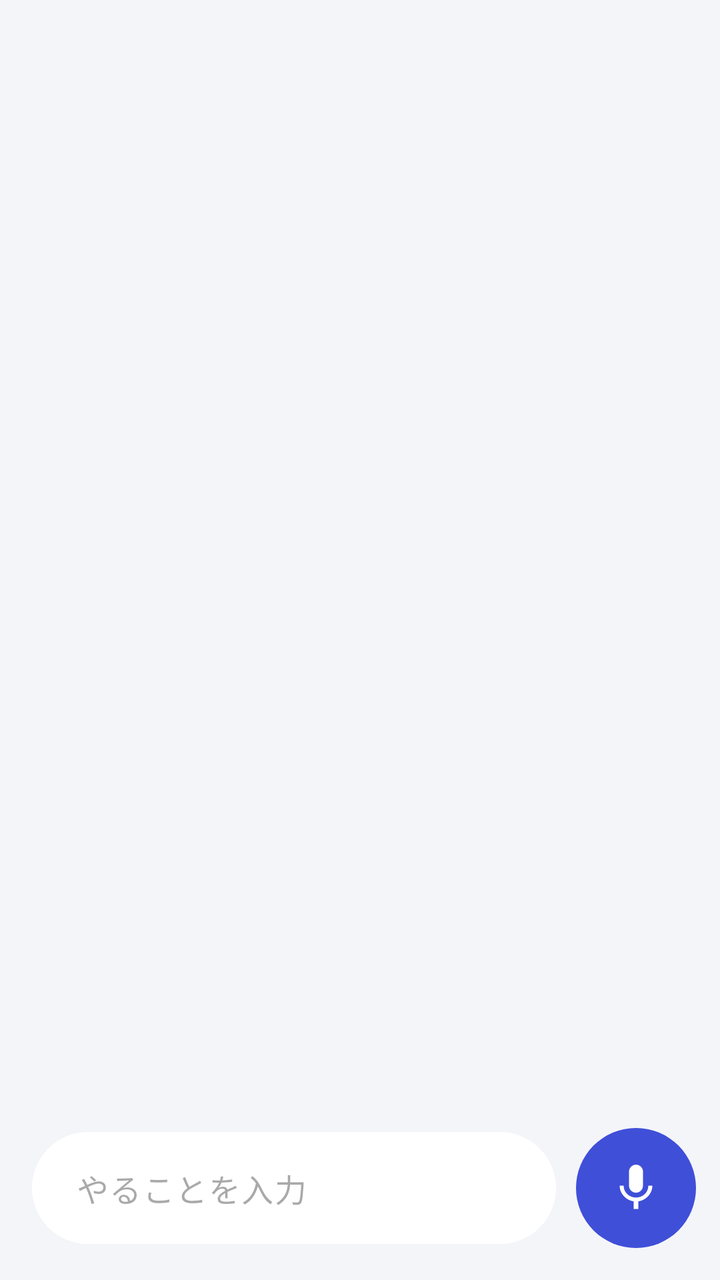
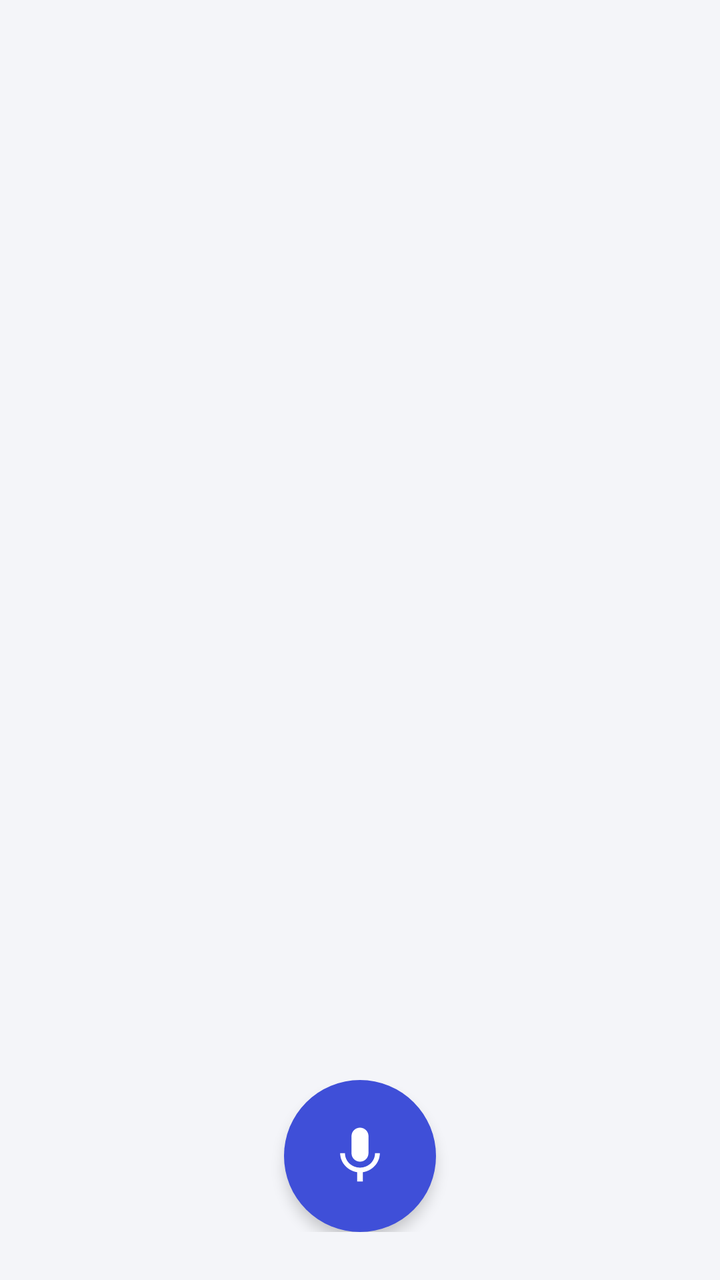

Two renders of the same Android screen: before a commit and after it. Below are the layout's source before the change and the commit's diff.
<!-- AndroidManifest.xml: application theme Theme.MimiMemo -->
<!-- res/layout/activity_main.xml -->
<?xml version="1.0" encoding="utf-8"?>
<androidx.coordinatorlayout.widget.CoordinatorLayout xmlns:android="http://schemas.android.com/apk/res/android"
    xmlns:app="http://schemas.android.com/apk/res-auto"
    android:layout_width="match_parent"
    android:layout_height="match_parent">

    <LinearLayout
        android:layout_width="match_parent"
        android:layout_height="match_parent"
        android:orientation="vertical">

        
        <com.google.android.material.card.MaterialCardView
            android:id="@+id/reminderCard"
            style="@style/Widget.Material3.CardView.Filled"
            android:layout_width="match_parent"
            android:layout_height="wrap_content"
            android:layout_marginHorizontal="16dp"
            android:layout_marginTop="12dp"
            android:visibility="gone"
            app:cardBackgroundColor="@color/due_urgent_bg"
            app:cardCornerRadius="20dp">

            <LinearLayout
                android:layout_width="match_parent"
                android:layout_height="wrap_content"
                android:gravity="center_vertical"
                android:orientation="horizontal"
                android:paddingVertical="4dp"
                android:paddingStart="16dp"
                android:paddingEnd="4dp">

                <TextView
                    android:id="@+id/reminderText"
                    android:layout_width="0dp"
                    android:layout_height="wrap_content"
                    android:layout_weight="1"
                    android:textAppearance="?attr/textAppearanceBodyLarge"
                    android:textColor="@color/due_urgent_fg"
                    android:textStyle="bold" />

                
                <com.google.android.material.button.MaterialButton
                    android:id="@+id/buttonSpeakReminder"
                    style="@style/Widget.Material3.Button.IconButton"
                    android:layout_width="48dp"
                    android:layout_height="48dp"
                    android:contentDescription="@string/action_speak"
                    android:padding="0dp"
                    app:icon="@drawable/ic_volume"
                    app:iconGravity="textStart"
                    app:iconPadding="0dp"
                    app:iconTint="@color/due_urgent_fg" />
            </LinearLayout>
        </com.google.android.material.card.MaterialCardView>

        <FrameLayout
            android:layout_width="match_parent"
            android:layout_height="0dp"
            android:layout_weight="1">

            <androidx.recyclerview.widget.RecyclerView
                android:id="@+id/listView"
                android:layout_width="match_parent"
                android:layout_height="match_parent"
                android:clipToPadding="false"
                android:paddingHorizontal="12dp"
                android:paddingTop="8dp"
                android:paddingBottom="8dp" />

            
            <LinearLayout
                android:id="@+id/emptyView"
                android:layout_width="match_parent"
                android:layout_height="wrap_content"
                android:layout_gravity="center"
                android:gravity="center_horizontal"
                android:orientation="vertical"
                android:padding="32dp"
                android:visibility="gone">

                <ImageView
                    android:layout_width="88dp"
                    android:layout_height="88dp"
                    android:background="@drawable/bg_empty_icon"
                    android:importantForAccessibility="no"
                    android:padding="24dp"
                    android:src="@drawable/ic_mic"
                    app:tint="?attr/colorPrimary" />

                <TextView
                    android:layout_width="wrap_content"
                    android:layout_height="wrap_content"
                    android:layout_marginTop="20dp"
                    android:text="@string/empty_list"
                    android:textAppearance="?attr/textAppearanceTitleMedium"
                    android:textColor="?attr/colorOnSurface"
                    android:textStyle="bold" />

                <TextView
                    android:layout_width="wrap_content"
                    android:layout_height="wrap_content"
                    android:layout_marginTop="6dp"
                    android:text="@string/empty_list_sub"
                    android:textAppearance="?attr/textAppearanceBodyMedium"
                    android:textColor="?attr/colorOnSurfaceVariant" />
            </LinearLayout>

        </FrameLayout>

        
        <LinearLayout
            android:id="@+id/quickAddBar"
            android:layout_width="match_parent"
            android:layout_height="wrap_content"
            android:gravity="center_vertical"
            android:orientation="horizontal"
            android:paddingStart="16dp"
            android:paddingTop="8dp"
            android:paddingEnd="12dp"
            android:paddingBottom="16dp">

            
            <com.google.android.material.textfield.TextInputLayout
                style="@style/Widget.Material3.TextInputLayout.FilledBox"
                android:layout_width="0dp"
                android:layout_height="wrap_content"
                android:layout_weight="1"
                app:boxBackgroundColor="@color/card"
                app:boxCornerRadiusBottomEnd="28dp"
                app:boxCornerRadiusBottomStart="28dp"
                app:boxCornerRadiusTopEnd="28dp"
                app:boxCornerRadiusTopStart="28dp"
                app:boxStrokeWidth="0dp"
                app:boxStrokeWidthFocused="0dp"
                app:hintEnabled="false">

                <com.google.android.material.textfield.TextInputEditText
                    android:id="@+id/editQuickAdd"
                    android:layout_width="match_parent"
                    android:layout_height="56dp"
                    android:hint="@string/quick_add_hint"
                    android:imeOptions="actionDone"
                    android:inputType="text"
                    android:paddingStart="22dp"
                    android:paddingTop="0dp"
                    android:paddingEnd="16dp"
                    android:paddingBottom="0dp" />
            </com.google.android.material.textfield.TextInputLayout>

            
            <com.google.android.material.button.MaterialButton
                android:id="@+id/buttonQuickAdd"
                style="@style/Widget.Material3.Button.IconButton.Filled"
                android:layout_width="60dp"
                android:layout_height="60dp"
                android:layout_marginStart="10dp"
                android:contentDescription="@string/action_listen"
                android:insetLeft="0dp"
                android:insetTop="0dp"
                android:insetRight="0dp"
                android:insetBottom="0dp"
                android:padding="0dp"
                app:cornerRadius="30dp"
                app:icon="@drawable/ic_mic"
                app:iconGravity="textStart"
                app:iconPadding="0dp"
                app:iconSize="28dp" />
        </LinearLayout>
    </LinearLayout>

</androidx.coordinatorlayout.widget.CoordinatorLayout>
<!-- resources referenced by this layout -->
<resources>
  <color name="card">#FFFFFF</color>
  <color name="due_urgent_bg">#FDE8E8</color>
  <color name="due_urgent_fg">#C62A2F</color>
  <!-- drawable bg_empty_icon (drawable) -->
  <?xml version="1.0" encoding="utf-8"?>
  <shape xmlns:android="http://schemas.android.com/apk/res/android" android:shape="oval">
      <solid android:color="@color/primary_container" />
  </shape>
  <!-- drawable ic_mic (drawable) -->
  <vector xmlns:android="http://schemas.android.com/apk/res/android"
      android:width="24dp"
      android:height="24dp"
      android:tint="?attr/colorControlNormal"
      android:viewportWidth="24"
      android:viewportHeight="24">
      <path
          android:fillColor="@android:color/white"
          android:pathData="M12,14c1.66,0 2.99,-1.34 2.99,-3L15,5c0,-1.66 -1.34,-3 -3,-3S9,3.34 9,5v6c0,1.66 1.34,3 3,3zM17.3,11c0,3 -2.54,5.1 -5.3,5.1S6.7,14 6.7,11L5,11c0,3.41 2.72,6.23 6,6.72L11,21h2v-3.28c3.28,-0.48 6,-3.3 6,-6.72h-1.7z" />
  </vector>
  <!-- drawable ic_volume (drawable) -->
  <vector xmlns:android="http://schemas.android.com/apk/res/android"
      android:width="24dp"
      android:height="24dp"
      android:tint="?attr/colorControlNormal"
      android:viewportWidth="24"
      android:viewportHeight="24">
      <path
          android:fillColor="@android:color/white"
          android:pathData="M3,9v6h4l5,5V4L7,9H3zM16.5,12c0,-1.77 -1.02,-3.29 -2.5,-4.03v8.05c1.48,-0.73 2.5,-2.25 2.5,-4.02zM14,3.23v2.06c2.89,0.86 5,3.54 5,6.71s-2.11,5.85 -5,6.71v2.06c4.01,-0.91 7,-4.49 7,-8.77s-2.99,-7.86 -7,-8.77z" />
  </vector>
  <string name="action_listen">聞き取る</string>
  <string name="action_speak">読み上げ</string>
  <string name="empty_list">ToDoはありません</string>
  <string name="empty_list_sub">マイクを押すと、会話から見つけます</string>
  <string name="quick_add_hint">やることを入力</string>
  <color name="primary_container">#E3E6FF</color>
  <color name="primary">#3F4FD8</color>
  <color name="on_primary">#FFFFFF</color>
  <color name="on_primary_container">#151E6B</color>
  <color name="background">#F4F5F9</color>
  <color name="on_surface">#1A1C24</color>
  <color name="on_surface_variant">#5D6170</color>
  <color name="surface_container">#ECEEF4</color>
  <color name="outline">#C9CCD6</color>
  <color name="card_stroke">#E6E8EF</color>
  <style name="MimiMemo.ActionBar" parent="Widget.Material3.ActionBar.Solid">
          <item name="background">@color/background</item>
          <item name="elevation">0dp</item>
          <item name="titleTextStyle">@style/MimiMemo.ActionBar.Title</item>
      </style>
  <style name="MimiMemo.ActionBarTheme" parent="ThemeOverlay.Material3.ActionBar">
          <item name="colorControlNormal">@color/on_surface</item>
          
          <item name="colorSurfaceContainer">@color/card</item>
      </style>
  <style name="MimiMemo.Dialog" parent="ThemeOverlay.Material3.MaterialAlertDialog">
          <item name="colorSurfaceContainerHigh">@color/card</item>
          <item name="shapeAppearanceCornerExtraLarge">@style/MimiMemo.Corner28</item>
      </style>
  <style name="MimiMemo.ActionBar.Title" parent="TextAppearance.Material3.TitleLarge">
          <item name="android:textColor">@color/on_surface</item>
          <item name="android:textStyle">bold</item>
      </style>
  <style name="MimiMemo.Corner28" parent="">
          <item name="cornerFamily">rounded</item>
          <item name="cornerSize">28dp</item>
      </style>
  <!-- unchanged entries left out for length: 1 -->
</resources>

<!-- the commit's change to res/layout/activity_main.xml (unified diff, before → after) -->
@@ -110,62 +110,59 @@
 
         
         <LinearLayout
-            android:id="@+id/quickAddBar"
+            android:id="@+id/bottomBar"
             android:layout_width="match_parent"
             android:layout_height="wrap_content"
-            android:gravity="center_vertical"
-            android:orientation="horizontal"
-            android:paddingStart="16dp"
+            android:gravity="center_horizontal"
+            android:orientation="vertical"
             android:paddingTop="8dp"
-            android:paddingEnd="12dp"
-            android:paddingBottom="16dp">
+            android:paddingBottom="24dp">
 
-            
-            <com.google.android.material.textfield.TextInputLayout
-                style="@style/Widget.Material3.TextInputLayout.FilledBox"
-                android:layout_width="0dp"
+            <LinearLayout
+                android:id="@+id/listeningPill"
+                android:layout_width="wrap_content"
+                android:layout_height="40dp"
+                android:layout_marginBottom="14dp"
+                android:background="@drawable/bg_pill"
+                android:backgroundTint="@color/card"
+                android:clickable="true"
+                android:focusable="true"
+                android:foreground="?attr/selectableItemBackground"
+                android:gravity="center_vertical"
+                android:orientation="horizontal"
+                android:paddingStart="16dp"
+                android:paddingEnd="18dp"
+                android:visibility="gone">
+
+                <View
+                    android:id="@+id/listeningDot"
+                    android:layout_width="10dp"
+                    android:layout_height="10dp"
+                    android:background="@drawable/bg_dot"
+                    android:backgroundTint="@color/listening" />
+
+                <TextView
+                    android:id="@+id/listeningText"
+                    android:layout_width="wrap_content"
+                    android:layout_height="wrap_content"
+                    android:layout_marginStart="10dp"
+                    android:textAppearance="?attr/textAppearanceTitleSmall"
+                    android:textColor="?attr/colorOnSurface"
+                    android:textStyle="bold" />
+            </LinearLayout>
+
+            <com.google.android.material.floatingactionbutton.FloatingActionButton
+                android:id="@+id/buttonListen"
+                android:layout_width="wrap_content"
                 android:layout_height="wrap_content"
-                android:layout_weight="1"
-                app:boxBackgroundColor="@color/card"
-                app:boxCornerRadiusBottomEnd="28dp"
-                app:boxCornerRadiusBottomStart="28dp"
-                app:boxCornerRadiusTopEnd="28dp"
-                app:boxCornerRadiusTopStart="28dp"
-                app:boxStrokeWidth="0dp"
-                app:boxStrokeWidthFocused="0dp"
-                app:hintEnabled="false">
-
-                <com.google.android.material.textfield.TextInputEditText
-                    android:id="@+id/editQuickAdd"
-                    android:layout_width="match_parent"
-                    android:layout_height="56dp"
-                    android:hint="@string/quick_add_hint"
-                    android:imeOptions="actionDone"
-                    android:inputType="text"
-                    android:paddingStart="22dp"
-                    android:paddingTop="0dp"
-                    android:paddingEnd="16dp"
-                    android:paddingBottom="0dp" />
-            </com.google.android.material.textfield.TextInputLayout>
-
-            
-            <com.google.android.material.button.MaterialButton
-                android:id="@+id/buttonQuickAdd"
-                style="@style/Widget.Material3.Button.IconButton.Filled"
-                android:layout_width="60dp"
-                android:layout_height="60dp"
-                android:layout_marginStart="10dp"
                 android:contentDescription="@string/action_listen"
-                android:insetLeft="0dp"
-                android:insetTop="0dp"
-                android:insetRight="0dp"
-                android:insetBottom="0dp"
-                android:padding="0dp"
-                app:cornerRadius="30dp"
-                app:icon="@drawable/ic_mic"
-                app:iconGravity="textStart"
-                app:iconPadding="0dp"
-                app:iconSize="28dp" />
+                android:src="@drawable/ic_mic"
+                app:backgroundTint="?attr/colorPrimary"
+                app:elevation="4dp"
+                app:fabCustomSize="76dp"
+                app:maxImageSize="34dp"
+                app:shapeAppearanceOverlay="@style/MimiMemo.Circle"
+                app:tint="?attr/colorOnPrimary" />
         </LinearLayout>
     </LinearLayout>
 
<!-- resource entries referenced after the edit -->
@@ -3,10 +3,22 @@
   <color name="card">#FFFFFF</color>
   <color name="due_urgent_bg">#FDE8E8</color>
   <color name="due_urgent_fg">#C62A2F</color>
+  <color name="listening">#E5484D</color>
+  <!-- drawable bg_dot (drawable) -->
+  <?xml version="1.0" encoding="utf-8"?>
+  <shape xmlns:android="http://schemas.android.com/apk/res/android" android:shape="oval">
+      <solid android:color="#FFFFFF" />
+  </shape>
   <!-- drawable bg_empty_icon (drawable) -->
   <?xml version="1.0" encoding="utf-8"?>
   <shape xmlns:android="http://schemas.android.com/apk/res/android" android:shape="oval">
       <solid android:color="@color/primary_container" />
+  </shape>
+  <!-- drawable bg_pill (drawable) -->
+  <?xml version="1.0" encoding="utf-8"?>
+  <shape xmlns:android="http://schemas.android.com/apk/res/android" android:shape="rectangle">
+      <solid android:color="#FFFFFFFF" />
+      <corners android:radius="100dp" />
   </shape>
   <!-- drawable ic_mic (drawable) -->
   <vector xmlns:android="http://schemas.android.com/apk/res/android"
@@ -33,8 +45,11 @@
   <string name="action_listen">聞き取る</string>
   <string name="action_speak">読み上げ</string>
   <string name="empty_list">ToDoはありません</string>
-  <string name="empty_list_sub">マイクを押すと、会話から見つけます</string>
-  <string name="quick_add_hint">やることを入力</string>
+  <string name="empty_list_sub">マイクを押すと、会話からToDoを見つけます</string>
+  <style name="MimiMemo.Circle" parent="">
+          <item name="cornerFamily">rounded</item>
+          <item name="cornerSize">50%</item>
+      </style>
   <color name="primary_container">#E3E6FF</color>
   <color name="primary">#3F4FD8</color>
   <color name="on_primary">#FFFFFF</color>
